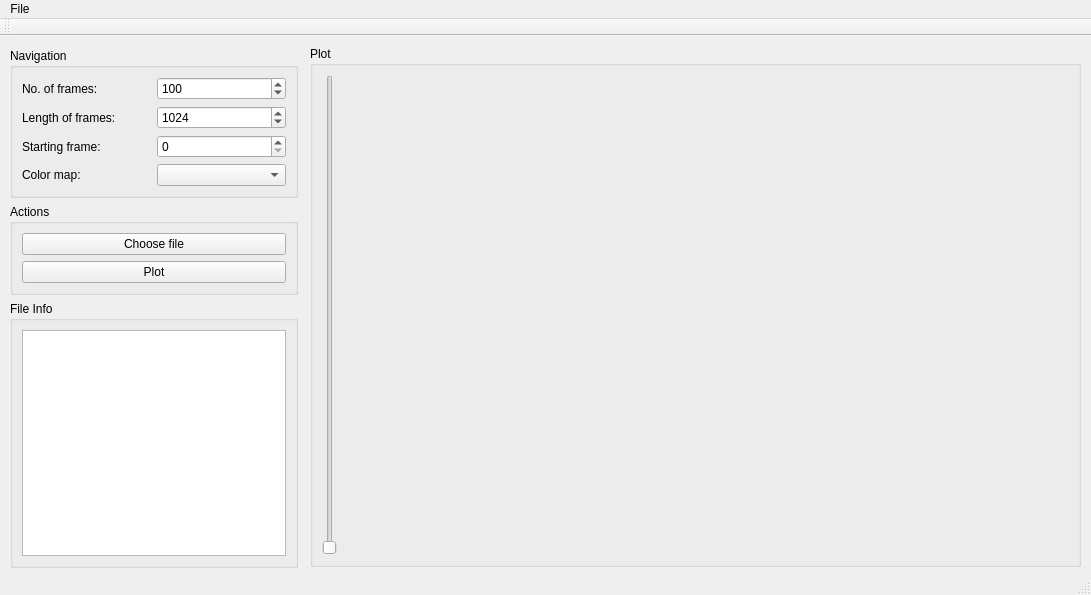
The window that mainwindow.ui (xaratustrah/iqtools) describes before a commit, drawn with Qt 5.
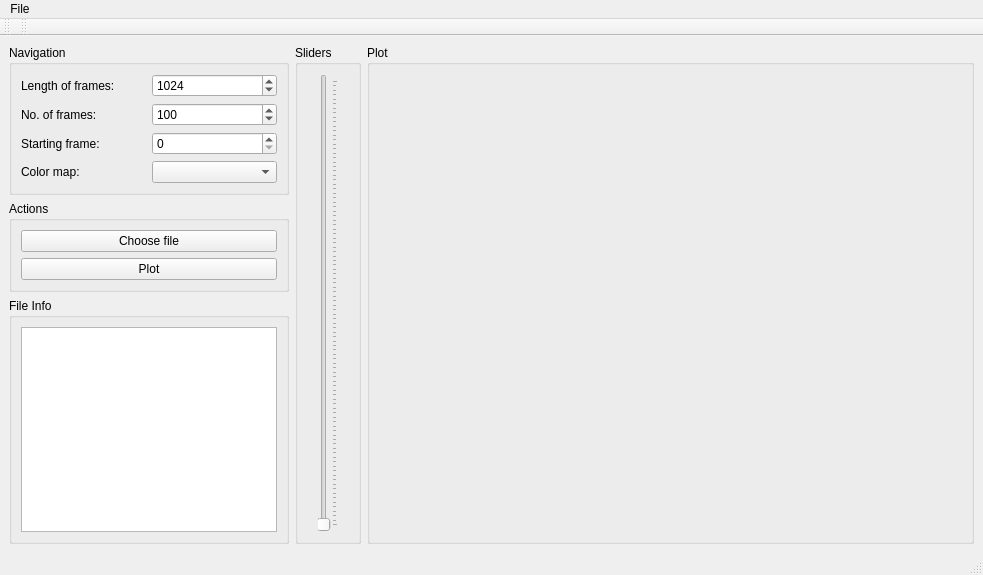
The same window after the commit. Custom widgets are drawn as their Qt base class.

Patch:
```diff
--- a/mainwindow.ui
+++ b/mainwindow.ui
@@ -6,57 +6,53 @@
    <rect>
     <x>0</x>
     <y>0</y>
-    <width>1091</width>
-    <height>595</height>
+    <width>983</width>
+    <height>575</height>
    </rect>
   </property>
   <property name="windowTitle">
    <string>barion</string>
   </property>
   <widget class="QWidget" name="centralwidget">
-   <widget class="QGroupBox" name="groupBox_4">
-    <property name="geometry">
-     <rect>
-      <x>310</x>
-      <y>10</y>
-      <width>771</width>
-      <height>521</height>
-     </rect>
-    </property>
-    <property name="title">
-     <string>Plot</string>
-    </property>
-    <layout class="QGridLayout" name="gridLayout_3">
-     <item row="0" column="1">
-      <widget class="MatplotLibWidget" name="mplWidget" native="true"/>
-     </item>
-     <item row="0" column="0">
-      <widget class="QSlider" name="verticalSlider">
-       <property name="orientation">
-        <enum>Qt::Vertical</enum>
-       </property>
-      </widget>
-     </item>
-    </layout>
-   </widget>
-   <widget class="QWidget" name="layoutWidget">
-    <property name="geometry">
-     <rect>
-      <x>10</x>
-      <y>12</y>
-      <width>288</width>
-      <height>520</height>
-     </rect>
-    </property>
-    <layout class="QVBoxLayout" name="verticalLayout_3">
+   <layout class="QHBoxLayout" name="horizontalLayout_2">
+    <item>
+     <layout class="QVBoxLayout" name="verticalLayout_2">
      <item>
       <widget class="QGroupBox" name="groupBox">
+        <property name="sizePolicy">
+         <sizepolicy hsizetype="Minimum" vsizetype="Preferred">
+          <horstretch>0</horstretch>
+          <verstretch>0</verstretch>
+         </sizepolicy>
+        </property>
        <property name="title">
         <string>Navigation</string>
        </property>
-       <layout class="QVBoxLayout" name="verticalLayout_2">
-        <item>
          <layout class="QGridLayout" name="gridLayout">
+         <item row="0" column="0">
+          <widget class="QLabel" name="label_20">
+           <property name="text">
+            <string>Length of frames:</string>
+           </property>
+          </widget>
+         </item>
+         <item row="0" column="1">
+          <widget class="QSpinBox" name="spinBox_lframes">
+           <property name="maximum">
+            <number>10000</number>
+           </property>
+           <property name="value">
+            <number>1024</number>
+           </property>
+          </widget>
+         </item>
+         <item row="1" column="0">
+          <widget class="QLabel" name="label_2">
+           <property name="text">
+            <string>No. of frames:</string>
+           </property>
+          </widget>
+         </item>
           <item row="1" column="1">
            <widget class="QSpinBox" name="spinBox_nframes">
             <property name="maximum">
@@ -67,14 +63,14 @@
             </property>
            </widget>
           </item>
-          <item row="4" column="0">
-           <widget class="QLabel" name="label_21">
+         <item row="2" column="0">
+          <widget class="QLabel" name="label_3">
             <property name="text">
-             <string>Color map:</string>
+            <string>Starting frame:</string>
             </property>
            </widget>
           </item>
-          <item row="3" column="1">
+         <item row="2" column="1">
            <widget class="QSpinBox" name="spinBox_sframes">
             <property name="maximum">
              <number>1500</number>
@@ -85,46 +81,26 @@
            </widget>
           </item>
           <item row="3" column="0">
-           <widget class="QLabel" name="label_3">
+          <widget class="QLabel" name="label_21">
             <property name="text">
-             <string>Starting frame:</string>
+            <string>Color map:</string>
             </property>
            </widget>
           </item>
-          <item row="1" column="0">
-           <widget class="QLabel" name="label_2">
-            <property name="text">
-             <string>No. of frames:</string>
-            </property>
-           </widget>
-          </item>
-          <item row="2" column="1">
-           <widget class="QSpinBox" name="spinBox_lframes">
-            <property name="maximum">
-             <number>10000</number>
-            </property>
-            <property name="value">
-             <number>1024</number>
-            </property>
-           </widget>
-          </item>
-          <item row="2" column="0">
-           <widget class="QLabel" name="label_20">
-            <property name="text">
-             <string>Length of frames:</string>
-            </property>
-           </widget>
-          </item>
-          <item row="4" column="1">
+         <item row="3" column="1">
            <widget class="QComboBox" name="comboBox_color"/>
           </item>
          </layout>
-        </item>
-       </layout>
       </widget>
      </item>
      <item>
       <widget class="QGroupBox" name="groupBox_5">
+        <property name="sizePolicy">
+         <sizepolicy hsizetype="Minimum" vsizetype="Preferred">
+          <horstretch>0</horstretch>
+          <verstretch>0</verstretch>
+         </sizepolicy>
+        </property>
        <property name="title">
         <string>Actions</string>
        </property>
@@ -148,6 +124,12 @@
      </item>
      <item>
       <widget class="QGroupBox" name="groupBox_2">
+        <property name="sizePolicy">
+         <sizepolicy hsizetype="Fixed" vsizetype="Preferred">
+          <horstretch>0</horstretch>
+          <verstretch>0</verstretch>
+         </sizepolicy>
+        </property>
        <property name="title">
         <string>File Info</string>
        </property>
@@ -159,14 +141,64 @@
       </widget>
      </item>
     </layout>
-   </widget>
+    </item>
+    <item>
+     <widget class="QGroupBox" name="groupBox_3">
+      <property name="sizePolicy">
+       <sizepolicy hsizetype="Minimum" vsizetype="Preferred">
+        <horstretch>0</horstretch>
+        <verstretch>0</verstretch>
+       </sizepolicy>
+      </property>
+      <property name="title">
+       <string>Sliders</string>
+      </property>
+      <layout class="QHBoxLayout" name="horizontalLayout">
+       <item>
+        <widget class="QSlider" name="verticalSlider_sframes">
+         <property name="orientation">
+          <enum>Qt::Vertical</enum>
+         </property>
+         <property name="invertedAppearance">
+          <bool>false</bool>
+         </property>
+         <property name="tickPosition">
+          <enum>QSlider::TicksBelow</enum>
+         </property>
+         <property name="tickInterval">
+          <number>1</number>
+         </property>
+        </widget>
+       </item>
+      </layout>
+     </widget>
+    </item>
+    <item>
+     <widget class="QGroupBox" name="groupBox_4">
+      <property name="sizePolicy">
+       <sizepolicy hsizetype="Expanding" vsizetype="Preferred">
+        <horstretch>0</horstretch>
+        <verstretch>0</verstretch>
+       </sizepolicy>
+      </property>
+      <property name="title">
+       <string>Plot</string>
+      </property>
+      <layout class="QGridLayout" name="gridLayout_3">
+       <item row="0" column="0">
+        <widget class="MatplotLibWidget" name="mplWidget" native="true"/>
+       </item>
+      </layout>
+     </widget>
+    </item>
+   </layout>
   </widget>
   <widget class="QMenuBar" name="menubar">
    <property name="geometry">
     <rect>
      <x>0</x>
      <y>0</y>
-     <width>1091</width>
+     <width>983</width>
      <height>22</height>
     </rect>
    </property>
@@ -196,6 +228,17 @@
     <bool>false</bool>
    </attribute>
   </widget>
+  <widget class="QToolBar" name="toolBar_2">
+   <property name="windowTitle">
+    <string>toolBar_2</string>
+   </property>
+   <attribute name="toolBarArea">
+    <enum>TopToolBarArea</enum>
+   </attribute>
+   <attribute name="toolBarBreak">
+    <bool>false</bool>
+   </attribute>
+  </widget>
   <action name="actionReplot">
    <property name="text">
     <string>Replot</string>
```
Left out of the diff: 4 changed lines with no effect on the pictures. Lines whose indentation alone changed are shown as unchanged.
